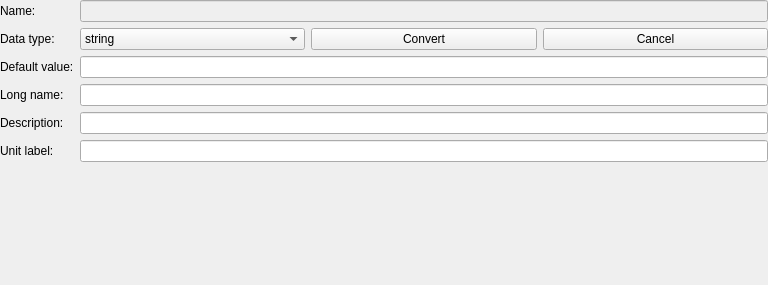
This is Modules/Loadable/Tables/Widgets/Resources/UI/qSlicerTableColumnPropertiesWidget.ui in lassoan/SlicerGitSVNArchive as Qt 5 draws it before an edit. The edited form follows.
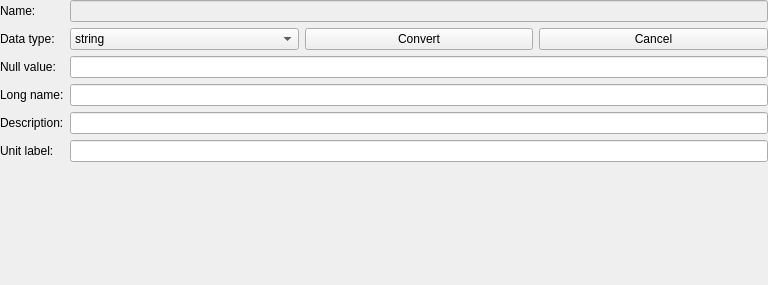
This is the edited form. Icons and pictures are not drawn. Custom widgets are drawn as their Qt base class.

Commit message:
ENH: Changed defaultValue to nullValue
Also fixed char type conversion.

What changed in the file:
```diff
--- a/Modules/Loadable/Tables/Widgets/Resources/UI/qSlicerTableColumnPropertiesWidget.ui
+++ b/Modules/Loadable/Tables/Widgets/Resources/UI/qSlicerTableColumnPropertiesWidget.ui
@@ -160,7 +160,7 @@
    <item row="3" column="0">
     <widget class="QLabel" name="DefaultValueLabel">
      <property name="text">
-      <string>Default value:</string>
+      <string>Null value:</string>
      </property>
     </widget>
    </item>
```
Left out of the diff: 4 changed lines with no effect on the pictures. The commit also changes 6 other files.
